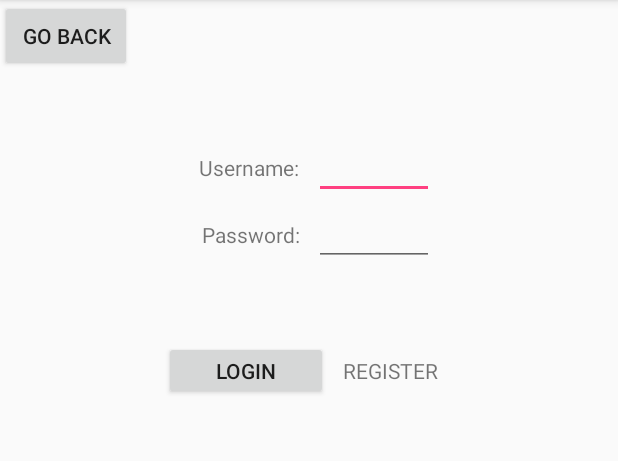
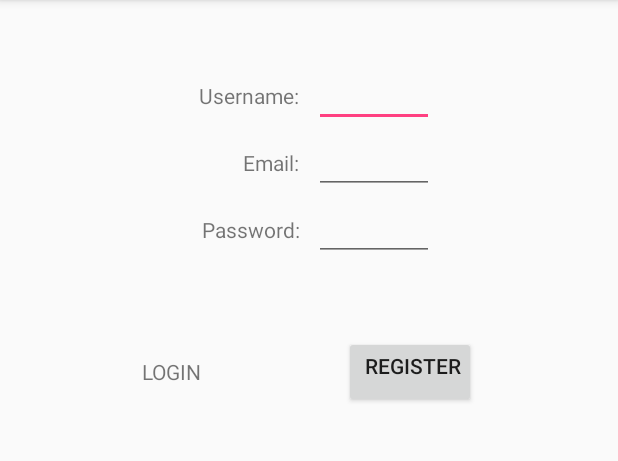
Before and after one commit to surajitdeveloper/android-kotlin-http-service-json, an Android app: the screen it shows after launch (Main2Activity), after a tap on "REGISTER", on a phone screen of 412 x 824 dp, the part 84-545 px from its top. Run offline under Robolectric (Android 15) with nearby library versions, the phone set to English and light mode, and no system bars; libraries missing offline, so code that uses them is left out: com.github.kittinunf.fuel; 1 other tap on this screen came first.

Commit message:
added myaccount activity

```diff
--- a/app/src/main/java/app/kotlinhelloworld/com/kotlinestart/MainActivity.kt
+++ b/app/src/main/java/app/kotlinhelloworld/com/kotlinestart/MainActivity.kt
@@ -22,18 +22,26 @@ import com.github.kittinunf.fuel.Fuel
 import com.github.kittinunf.fuel.util.toHexString
 import com.github.kittinunf.fuel.*
 
-public val KEY_USERNAME = "sssurajit"
-
+public var user_id = ""
+public var user_name = ""
 
 class MainActivity : AppCompatActivity() {
 
     override fun onCreate(savedInstanceState: Bundle?) {
         super.onCreate(savedInstanceState)
         setContentView(R.layout.activity_main)
+        if(user_id == "")
+        {
+            result_area.text = "Not logged in"
+        }
+        else
+        {
+            result_area.text = "logged in as "+user_name
+        }
         btn_login.setOnClickListener{
-            result_area.text = "clicl login"
+            //result_area.text = "clicl login"
             val username: String = user.text.toString()
-            val passwd: String = passwd.text.toString()
+            val passwd: String = password.text.toString()
             val userlength = username.length
             val passlength = passwd.length
             if(userlength == 0 || passlength == 0)
@@ -48,9 +56,26 @@ class MainActivity : AppCompatActivity() {
                     result.fold({ d ->
                         val data: String = d.toString()
                         val json_obj = JSONObject(data)
-                        val output = "Response - "+data+" --- "+json_obj.get("status")
-                        result_area.text = output
-                        toast(output)
+                        val service_status = json_obj.get("status")
+                        if(service_status == "success")
+                        {
+                            user.setText("")
+                            password.setText("")
+                            val service_data = json_obj.get("data").toString()
+                            val json_data_parse = JSONObject(service_data)
+                            user_id = json_data_parse.get("id").toString()
+                            user_name = json_data_parse.get("username").toString()
+                            //toast("key Global --- "+ key_user)
+                            val i = Intent(this@MainActivity, myaccount::class.java)
+                            i.putExtra("user",user_id);
+                            startActivity(i)
+                        }
+                        else
+                        {
+                            val output = json_obj.get("data").toString()
+                            result_area.text = output
+                            toast(output)
+                        }
 
                     }, { err ->
                         toast("err --- "+err)
@@ -60,11 +85,14 @@ class MainActivity : AppCompatActivity() {
 
         }
         btn_reg.setOnClickListener {
-            result_area.text = "Click Reg"
-            val user = "Surajit"
-            toast("Main Activity --- Hi I am "+user)
+            //result_area.text = "Click Reg"
+            //val user = "Surajit"
+
+            //toast("Main Activity --- Hi I am "+user)
+            user_id = "Sadhukhan"
+            //toast("key Global --- "+ key_user)
             val i = Intent(this@MainActivity, Main2Activity::class.java)
-            i.putExtra("user",user);
+            //i.putExtra("user",user);
             startActivity(i)
             finish()
         }
--- a/app/src/main/res/layout/activity_main.xml
+++ b/app/src/main/res/layout/activity_main.xml
@@ -37,7 +37,7 @@
                     android:padding="10dip"
                     android:text="Password:" />
                 <EditText
-                    android:id="@+id/passwd"
+                    android:id="@+id/password"
                     android:layout_width="80dip"
                     android:layout_height="wrap_content"
                     android:padding="10dip"
--- a/app/src/main/res/layout/activity_main2.xml
+++ b/app/src/main/res/layout/activity_main2.xml
@@ -10,16 +10,6 @@
         android:orientation="vertical"
         android:layout_width="fill_parent"
         android:layout_height="fill_parent">
-        <LinearLayout
-            android:layout_width="wrap_content"
-            android:layout_height="wrap_content">
-            <Button
-                android:id="@+id/btn_back"
-                android:layout_width="0dip"
-                android:layout_height="fill_parent"
-                android:layout_weight="1"
-                android:text="Go Back" />
-        </LinearLayout>
         <TableLayout
             android:layout_marginTop="40dip"
             android:layout_width="wrap_content"
@@ -34,6 +24,20 @@
                     android:text="Username:" />
                 <EditText
                     android:id="@+id/user"
+                    android:layout_width="80dip"
+                    android:layout_height="wrap_content"
+                    android:padding="10dip"
+                    android:text="" />
+            </TableRow>
+            <TableRow>
+                <TextView
+                    android:layout_width="wrap_content"
+                    android:layout_height="wrap_content"
+                    android:gravity="right"
+                    android:padding="10dip"
+                    android:text="Email:" />
+                <EditText
+                    android:id="@+id/email"
                     android:layout_width="80dip"
                     android:layout_height="wrap_content"
                     android:padding="10dip"
@@ -62,13 +66,13 @@
             android:layout_height="wrap_content"
             android:weightSum="3"
             android:gravity="center">
-            <Button
-                android:id="@+id/btn_login"
-                android:layout_width="0dip"
-                android:layout_height="fill_parent"
+            <TextView
+                android:id="@+id/btn_back"
+                android:layout_width="wrap_content"
+                android:layout_height="wrap_content"
                 android:layout_weight="1"
                 android:text="LOGIN" />
-            <TextView
+            <Button
                 android:id="@+id/btn_reg"
                 android:layout_width="wrap_content"
                 android:layout_height="wrap_content"
```
Also changed, not shown: app/build.gradle (+9 -5 lines), app/src/main/AndroidManifest.xml (+6 -3 lines), app/src/main/java/app/kotlinhelloworld/com/kotlinestart/Main2Activity.kt (+5 -6 lines), app/src/main/java/app/kotlinhelloworld/com/kotlinestart/myaccount.kt (added, +25 -0 lines), app/src/main/res/layout/activity_myaccount.xml (added, +25 -0 lines).
